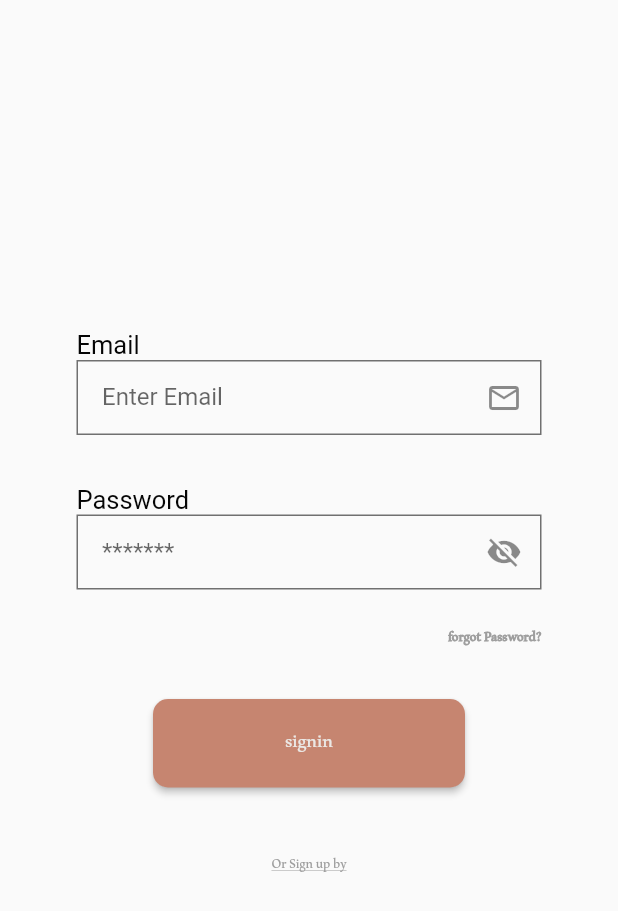
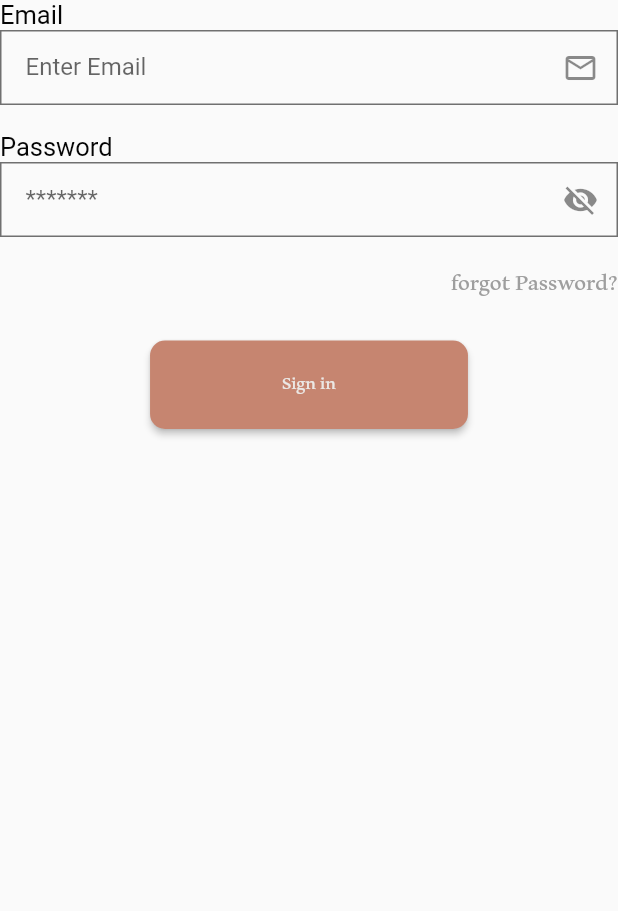
Before and after one commit to asilnaji21/ImaginationStudio, a Flutter app: the screen it shows after launch, after a tap on "Sign in", on a phone screen of 412 x 824 dp. Shown: the top 911 px of the screen. Run offline on Flutter 3.47's test engine with Material 2 defaults, Android fonts, the phone set to English and light mode, and no system bars; Roboto replaces fonts that are missing (assets/aldhabi.ttf).

Commit message:
edit background , size

```diff
--- a/lib/presentaion/views/signin/signin_view.dart
+++ b/lib/presentaion/views/signin/signin_view.dart
@@ -12,9 +12,9 @@ class SignInView extends StatelessWidget {
   @override
   Widget build(BuildContext context) {
     return Scaffold(
-      body: SingleChildScrollView(
-        child: Padding(
-          padding: const EdgeInsets.symmetric(horizontal: 51, vertical: 220),
+      body: customBackground(
+        child: SingleChildScrollView(
+          scrollDirection: Axis.vertical,
           child: Column(
             children: [
               CustomText(text: "Email"),
@@ -23,7 +23,7 @@ class SignInView extends StatelessWidget {
                 nameText: "Enter Email",
               ),
               const SizedBox(
-                height: 33,
+                height: 18,
               ),
               CustomText(text: "Password"),
               CustomTextFormField(
@@ -31,32 +31,44 @@ class SignInView extends StatelessWidget {
                 nameText: "*******",
               ),
               const SizedBox(
-                height: 20,
+                height: 10,
               ),
-              const Align(
+              Align(
                   alignment: Alignment.bottomRight,
-                  child: Text(
-                    "forgot Password?",
-                    style: TextStyle(
-                        color: Colors.grey, fontWeight: FontWeight.bold),
+                  child: InkWell(
+                    onTap: () {
+                      Navigator.of(context)
+                          .pushNamed(RouteConstants.resetPassRoute);
+                    },
+                    child: const Text(
+                      "forgot Password?",
+                      style: TextStyle(
+                        fontSize: 25,
+                        color: Colors.grey,
+                      ),
+                    ),
                   )),
               const SizedBox(
-                height: 28,
+                height: 15,
               ),
               CustomElevatedButton(
-                text: "signin",
+                onPressed: () {
+                  Navigator.of(context).pushNamed(RouteConstants.mainRoute);
+                },
+                text: "Sign in",
                 color: ColorManager.primaryMainEnableColor,
                 colortext: ColorManager.textColor,
+                width: 350,
               ),
               const SizedBox(
                 height: 28,
               ),
-              CustomTextButton(
+              /*   CustomTextButton(
                 onPressed: () {
                   Navigator.of(context).pushNamed(RouteConstants.signUpRoute);
                 },
                 text: 'Or Sign up by',
-              )
+              )*/
             ],
           ),
         ),
--- a/lib/presentaion/views/welcome/welcome_view.dart
+++ b/lib/presentaion/views/welcome/welcome_view.dart
@@ -16,7 +16,7 @@ class WelcomeView extends StatelessWidget {
         children: [
           Image.asset(
             ImagePath.welcome,
-            fit: BoxFit.cover,
+            fit: BoxFit.fill,
             width: 720,
             height: 941,
           ),
```
Also changed, not shown: lib/presentaion/views/signup/signup_view.dart (+16 -10 lines).
